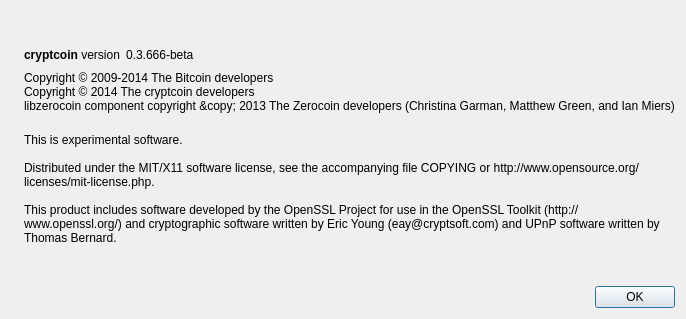
Old version of the form src/qt/forms/aboutdialog.ui in the repository staticlace/Cryptcoin.
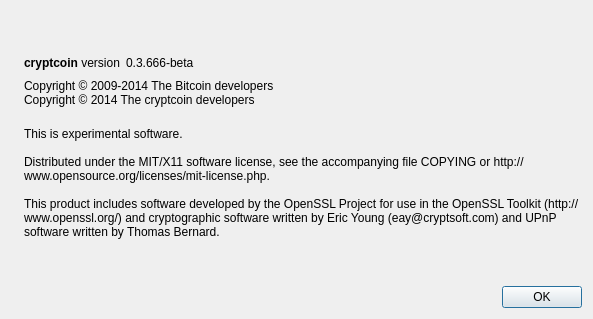
New version of the form. Icons and pictures are not drawn.

Commit message: remove zerocoin from codebase

```diff
--- a/src/qt/forms/aboutdialog.ui
+++ b/src/qt/forms/aboutdialog.ui
@@ -92,8 +92,7 @@
        </property>
        <property name="text">
         <string>Copyright © 2009-2014 The Bitcoin developers
-Copyright © 2014 The cryptcoin developers
-libzerocoin component copyright &amp;copy; 2013 The Zerocoin developers (Christina Garman, Matthew Green, and Ian Miers)</string>
+Copyright © 2014 The cryptcoin developers</string>
        </property>
        <property name="textInteractionFlags">
         <set>Qt::LinksAccessibleByMouse|Qt::TextSelectableByKeyboard|Qt::TextSelectableByMouse</set>
```
The commit also changes 5 other files.
